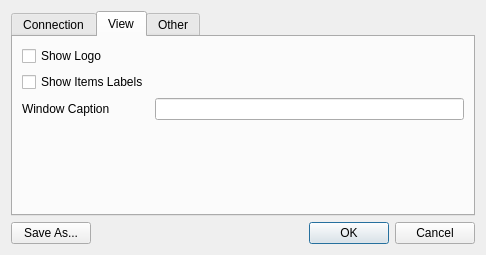
whiteman-kr/u7set, file Monitor/DialogSettings.ui: the form before one commit.
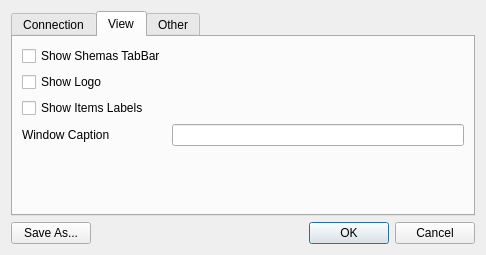
The form after the commit. The open tabs and pages were chosen to show the change.

Commit message: RPCT-3230, Monitor: Added sript functions to app. setVisibleSchemaTree, toggleSchemaTree, setVisibleTabBar, setVisibleToolBar, setVisibleStatusBar, setVisibleMenu, setFullScreen

```diff
--- a/Monitor/DialogSettings.ui
+++ b/Monitor/DialogSettings.ui
@@ -154,21 +154,21 @@
        <string>View</string>
       </attribute>
       <layout class="QFormLayout" name="formLayout">
-       <item row="0" column="0">
+       <item row="1" column="0">
         <widget class="QCheckBox" name="checkShowLogo">
          <property name="text">
           <string>Show Logo</string>
          </property>
         </widget>
        </item>
-       <item row="1" column="0">
+       <item row="2" column="0">
         <widget class="QCheckBox" name="checkShowItemsLabels">
          <property name="text">
           <string>Show Items Labels</string>
          </property>
         </widget>
        </item>
-       <item row="3" column="0">
+       <item row="4" column="0">
         <spacer name="verticalSpacer_3">
          <property name="orientation">
           <enum>Qt::Vertical</enum>
@@ -181,16 +181,23 @@
          </property>
         </spacer>
        </item>
-       <item row="2" column="0">
+       <item row="3" column="0">
         <widget class="QLabel" name="windowCaptionLabel">
          <property name="text">
           <string>Window Caption</string>
          </property>
         </widget>
        </item>
-       <item row="2" column="1">
+       <item row="3" column="1">
         <widget class="QLineEdit" name="windowCaptionEdit"/>
        </item>
+       <item row="0" column="0">
+        <widget class="QCheckBox" name="checkShowSchemasTabBar">
+         <property name="text">
+          <string>Show Shemas TabBar</string>
+         </property>
+        </widget>
+       </item>
       </layout>
      </widget>
      <widget class="QWidget" name="tabOther">
```
Left out of the diff: 7 changed lines with no effect on the pictures. The commit also changes 8 other files.
